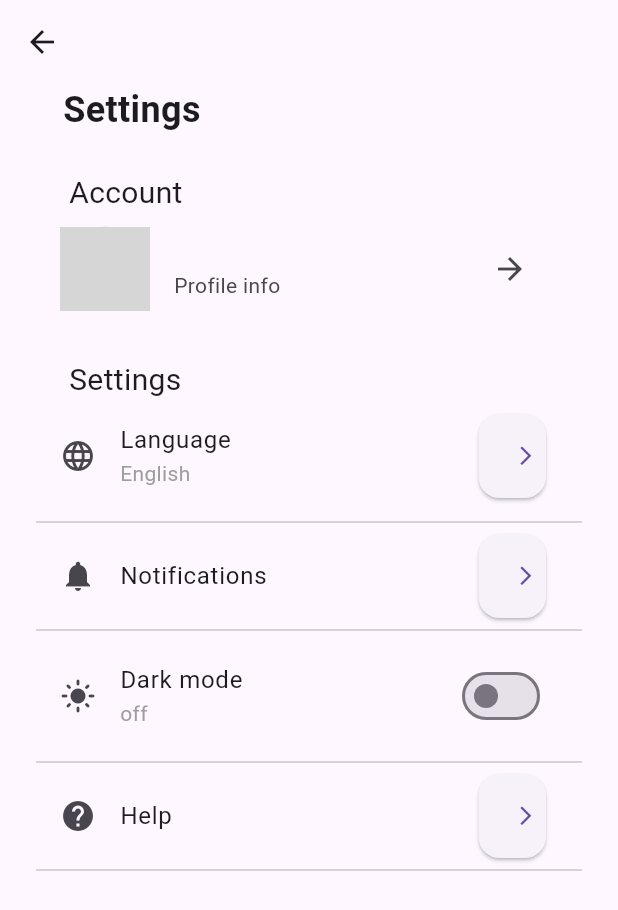
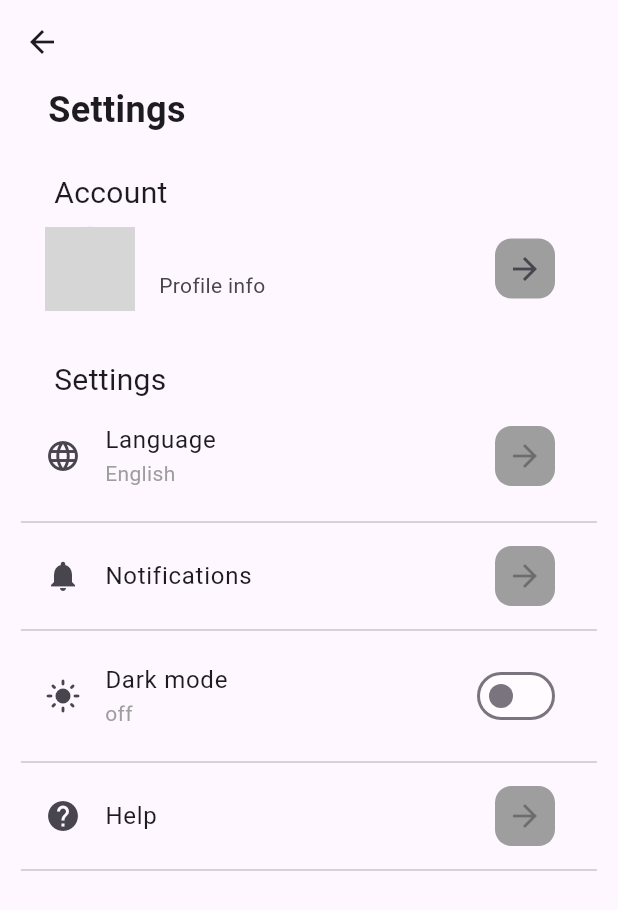
Before and after one commit to georgegoldman/musical_fortnight, a Flutter app: the Settings screen opened by its route, on a phone screen of 412 x 824 dp. Shown: the top 910 px of the screen. Run offline on Flutter 3.47's test engine with Material 2 defaults, Android fonts, the phone set to English and light mode, and no system bars; our stand-ins replace cloud_firestore, firebase_auth, firebase_core, firebase_storage, flutter_keyboard_visibility, image_picker and 1 more; accounts and stored records are empty; network calls fail; grey boxes are pictures that could not be loaded.

Commit message:
fixed newest update

```diff
--- a/lib/main.dart
+++ b/lib/main.dart
@@ -1,7 +1,7 @@
 import 'package:aer_v2/src/application/services/authentication.dart';
 import 'package:aer_v2/src/presentation/view/account.dart';
 import 'package:aer_v2/src/presentation/view/createAer.dart';
-import 'package:aer_v2/src/presentation/widgets/home.dart';
+import 'package:aer_v2/src/presentation/view/home.dart';
 import 'package:aer_v2/src/presentation/view/login.dart';
 import 'package:aer_v2/src/presentation/view/settings.dart';
 import 'package:aer_v2/src/presentation/view/signup.dart';
--- a/lib/src/presentation/view/settings.dart
+++ b/lib/src/presentation/view/settings.dart
@@ -1,3 +1,4 @@
+import 'package:aer_v2/src/presentation/widgets/settings/settings_nav_btn.dart';
 import 'package:firebase_auth/firebase_auth.dart';
 import 'package:flutter/material.dart';
 
@@ -10,6 +11,7 @@ class Settings extends StatefulWidget {
 
 class _SettingsState extends State<Settings> {
   bool _themeMode = false;
+
   final user = FirebaseAuth.instance.currentUser;
   @override
   Widget build(BuildContext context) {
@@ -17,7 +19,7 @@ class _SettingsState extends State<Settings> {
       appBar: AppBar(),
       body: SafeArea(
           child: ListView(
-        padding: const EdgeInsets.symmetric(horizontal: 24),
+        padding: const EdgeInsets.symmetric(horizontal: 14),
         children: [
          const Padding(padding: EdgeInsets.only(left: 18, bottom: 24), child: Text("Settings", style: TextStyle(
               fontSize: 24,
@@ -43,9 +45,7 @@ class _SettingsState extends State<Settings> {
                   "${user?.email}",
                 ),
                 subtitle: const Text("Profile info"),
-                trailing: IconButton(
-                    icon: const Icon(Icons.arrow_forward),
-                    onPressed: () => Navigator.pushNamed(context, "/account"),),
+                trailing: const SettingsNavBtn(destination: "account",),
               ),
             ],
           ),
@@ -60,56 +60,24 @@ class _SettingsState extends State<Settings> {
                   style: TextStyle(fontSize: 20,),
                 ),
               ),
-              ListTile(
-                leading:const Icon(Icons.language_outlined)
+              const ListTile(
+                leading:Icon(Icons.language_outlined)
                 ,
-                title: const Text(
+                title: Text(
                   "Language",
                 ),
-                subtitle: const Text("English", style: TextStyle(
+                subtitle: Text("English", style: TextStyle(
                   color: Colors.grey
                 )),
-                trailing: ConstrainedBox(
-                  constraints:
-                  const BoxConstraints.tightFor(height: 70, width: 45),
-                  child: ElevatedButton(
-                      style: ButtonStyle(
-                          shape:
-                          MaterialStateProperty.all<RoundedRectangleBorder>(
-                              RoundedRectangleBorder(
-                                  borderRadius:
-                                  BorderRadius.circular(14)))),
-                      onPressed: () =>
-                          Navigator.pushNamed(context, "/settings"),
-                      child: const Icon(
-                        Icons.arrow_forward_ios,
-                        size: 15,
-                      )),
-                ),
+                trailing: SettingsNavBtn(destination: null,),
               ),
               const Divider(),
-              ListTile(
-                leading:  const Icon(Icons.notifications),
-                title: const Text(
+              const ListTile(
+                leading:  Icon(Icons.notifications),
+                title: Text(
                   "Notifications",
                 ),
-                trailing: ConstrainedBox(
-                  constraints:
-                  const BoxConstraints.tightFor(height: 70, width: 45),
-                  child: ElevatedButton(
-                      style: ButtonStyle(
-                          shape:
-                          MaterialStateProperty.all<RoundedRectangleBorder>(
-                              RoundedRectangleBorder(
-                                  borderRadius:
-                                  BorderRadius.circular(14)))),
-                      onPressed: () =>
-                          print("hi"),
-                      child: const Center(child: Icon(
-                        Icons.arrow_forward_ios,
-                        size: 15,
-                      ))),
-                ),
+                trailing: SettingsNavBtn(destination: null,),
               ),
               const Divider(),
               ListTile(
@@ -118,9 +86,11 @@ class _SettingsState extends State<Settings> {
                   "Dark mode",
                 ),
                 subtitle: Text(_themeMode?"on":"off", style: const TextStyle(
-                    color: Colors.grey
+                    color: Colors.grey,
                 )),
                 trailing: Switch( value: _themeMode,
+                  activeColor: Colors.grey,
+                  inactiveTrackColor: Colors.white54,
                   onChanged: (bool newValue) {
                     setState(() {
                       _themeMode = newValue;
@@ -128,28 +98,12 @@ class _SettingsState extends State<Settings> {
                   },),
               ),
               const Divider(),
-              ListTile(
-                leading:  const Icon(Icons.help),
-                title: const Text(
+              const ListTile(
+                leading:  Icon(Icons.help),
+                title: Text(
                   "Help",
                 ),
-                trailing: ConstrainedBox(
-                  constraints:
-                  const BoxConstraints.tightFor(height: 70, width: 45),
-                  child: ElevatedButton(
-                      style: ButtonStyle(
-                          shape:
-                          MaterialStateProperty.all<RoundedRectangleBorder>(
-                              RoundedRectangleBorder(
-                                  borderRadius:
-                                  BorderRadius.circular(14)))),
-                      onPressed: () =>
-                          print("hi"),
-                      child: const Icon(
-                        Icons.arrow_forward_ios,
-                        size: 15,
-                      )),
-                ),
+                trailing: SettingsNavBtn(destination: null,),
               ),
               const Divider(),
             ],
--- a/lib/src/presentation/widgets/settings/menu_list.dart
+++ /dev/null
@@ -1,25 +0,0 @@
-import 'package:flutter/cupertino.dart';
-import 'package:flutter/material.dart';
-
-class SettingsMenuList extends StatelessWidget {
-  final String title;
-  const SettingsMenuList({Key? key, required this.title}) : super(key: key);
-
-  @override
-  Widget build(BuildContext context) {
-    return ListTile(
-      leading: const CircleAvatar(
-        backgroundImage: NetworkImage(
-            "https://images.pexels.com/photos/15031661/pexels-photo-15031661.jpeg?auto=compress&cs=tinysrgb&w=400&lazy=load"),
-        maxRadius: 30,
-      ),
-      title: Text(
-        "$title",
-      ),
-      subtitle: const Text("Profile info"),
-      trailing: IconButton(
-        icon: const Icon(Icons.arrow_forward),
-        onPressed: () => Navigator.pushNamed(context, "/account"),),
-    );
-  }
-}
--- /dev/null
+++ b/lib/src/presentation/widgets/settings/settings_nav_btn.dart
@@ -0,0 +1,22 @@
+import 'package:flutter/cupertino.dart';
+import 'package:flutter/material.dart';
+
+class SettingsNavBtn extends StatelessWidget {
+  final String? destination;
+  final double _navBorderRadius = 11.0;
+  final Color _navButtonColor = Colors.grey;
+  const SettingsNavBtn({Key? key, required this.destination}) : super(key: key);
+
+  @override
+  Widget build(BuildContext context) {
+    return IconButton(
+      style: ButtonStyle(
+        backgroundColor: MaterialStateProperty.all<Color>(_navButtonColor),
+        shape: MaterialStateProperty.all<RoundedRectangleBorder>(RoundedRectangleBorder(
+          borderRadius: BorderRadius.circular(_navBorderRadius)
+        ))
+      ),
+      icon: const Icon(Icons.arrow_forward),
+      onPressed: destination == null ? null : () => Navigator.pushNamed(context, "/$destination"),);
+  }
+}
--- /dev/null
+++ b/lib/src/util/getImage.dart
@@ -0,0 +1,12 @@
+import 'package:image_picker/image_picker.dart';
+
+mixin GetImageFromDevice {
+
+  Future<XFile?> getImageUsingCamera() {
+    return ImagePicker.platform.getImage(source: ImageSource.camera);
+  }
+
+  Future<XFile?> getImageUsingGallery() {
+    return ImagePicker().pickImage(source: ImageSource.gallery);
+  }
+}
```
Also changed, not shown: lib/src/presentation/view/home.dart (renamed from lib/src/presentation/widgets/home.dart).
